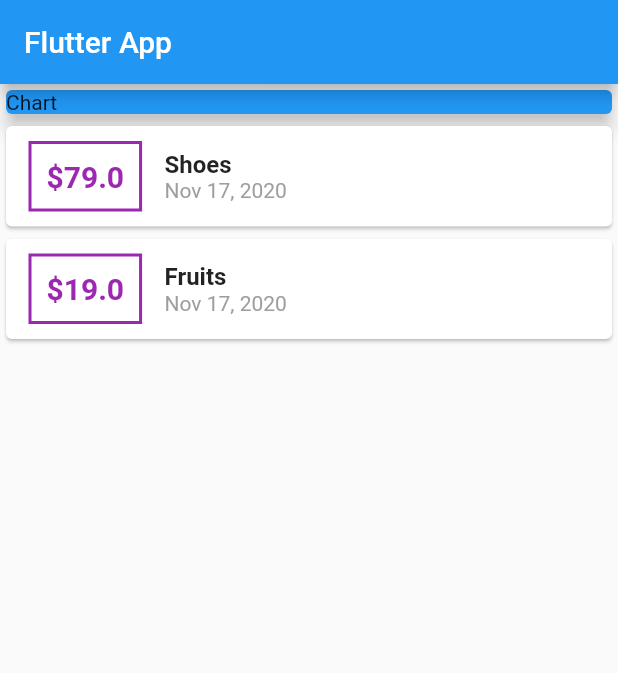
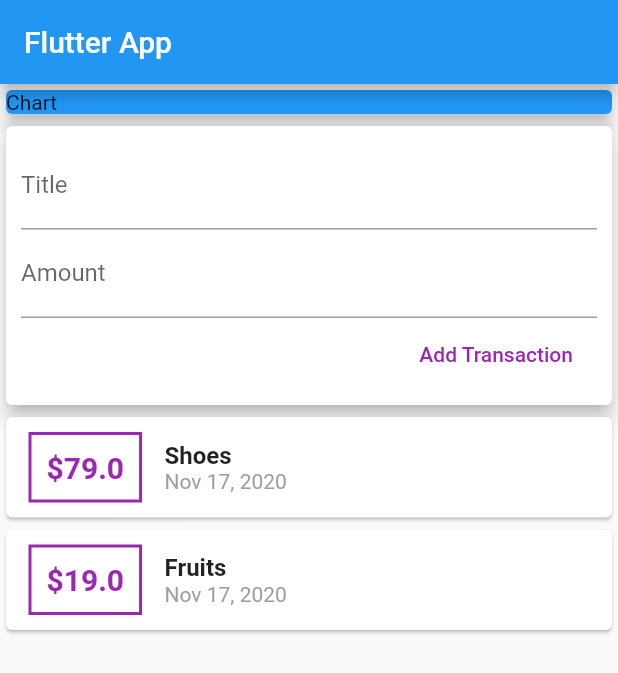
Before and after one commit to dubenyuk/flutter_person_expenses, a Flutter app: the screen it shows after launch, on a phone screen of 412 x 824 dp. Shown: the top 673 px of the screen. Run offline on Flutter 3.47's test engine with Material 2 defaults, Android fonts, the phone set to English and light mode, and no system bars.

Commit message:
Adding text input widget (text field)

```diff
--- a/lib/main.dart
+++ b/lib/main.dart
@@ -29,6 +29,8 @@ class MyHomePage extends StatelessWidget {
         title: Text('Flutter App'),
       ),
       body: Column(
+        // mainAxisAlignment: MainAxisAlignment.start,
+        crossAxisAlignment: CrossAxisAlignment.stretch,
         children: <Widget>[
           Container(
             width: double.infinity,
@@ -38,7 +40,32 @@ class MyHomePage extends StatelessWidget {
               elevation: 5,
             ),
           ),
-
+          Card(
+            elevation: 5,
+            child: Container(
+              padding: EdgeInsets.all(10),
+              child: Column(
+                crossAxisAlignment: CrossAxisAlignment.end,
+                children: <Widget>[
+                  TextField(
+                    decoration: InputDecoration(
+                      labelText: 'Title',
+                    ),
+                  ),
+                  TextField(
+                    decoration: InputDecoration(
+                      labelText: 'Amount',
+                    ),
+                  ),
+                  FlatButton(
+                    onPressed: () {},
+                    textColor: Colors.purple,
+                    child: Text('Add Transaction'),
+                  )
+                ],
+              ),
+            ),
+          ),
           Column(
             children: transactions.map((tx) {
               return Card(
```
